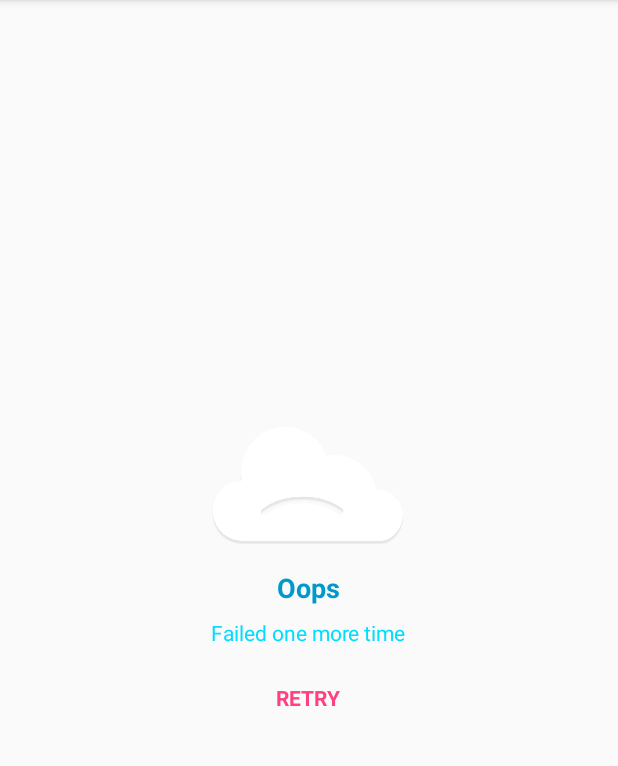
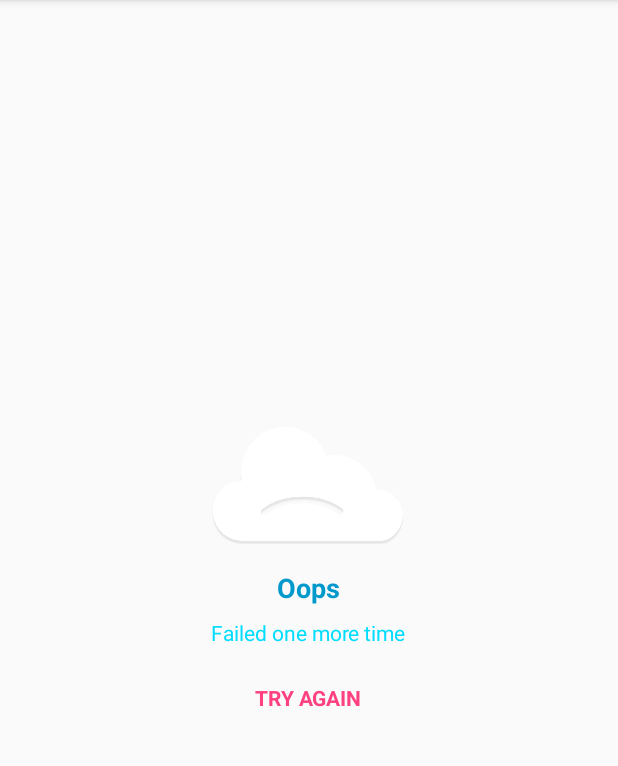
Before and after one commit to xiprox/ErrorView, an Android app: the screen it shows after launch (MainActivity), on a phone screen of 412 x 824 dp, the part 84-850 px from its top. Run offline under Robolectric (Android 15) with nearby library versions, the phone set to English and light mode, and no system bars.

Commit message:
Make it possible to set the retry button text in xml

```diff
--- a/library/src/main/java/tr/xip/errorview/ErrorView.java
+++ b/library/src/main/java/tr/xip/errorview/ErrorView.java
@@ -77,6 +77,7 @@ public class ErrorView extends LinearLayout {
         boolean mShowSubtitle;
         boolean mShowRetryButton;
 
+        String retryButtonText;
         int mRetryButtonBackground;
         int mRetryButtonTextColor;
 
@@ -93,6 +94,7 @@ public class ErrorView extends LinearLayout {
             mShowTitle = a.getBoolean(R.styleable.ErrorView_ev_showTitle, true);
             mShowSubtitle = a.getBoolean(R.styleable.ErrorView_ev_showSubtitle, true);
             mShowRetryButton = a.getBoolean(R.styleable.ErrorView_ev_showRetryButton, true);
+            retryButtonText = a.getString(R.styleable.ErrorView_ev_retryButtonText);
             mRetryButtonBackground = a.getResourceId(R.styleable.ErrorView_ev_retryButtonBackground,
                     R.drawable.error_view_retry_button_background);
             mRetryButtonTextColor = a.getColor(R.styleable.ErrorView_ev_retryButtonTextColor,
@@ -106,6 +108,9 @@ public class ErrorView extends LinearLayout {
 
             if (mSubtitle != null)
                 setSubtitle(mSubtitle);
+
+            if (retryButtonText != null)
+                mRetryButton.setText(retryButtonText);
 
             if (!mShowTitle)
                 mTitleTextView.setVisibility(GONE);
--- a/library/src/main/res/values/attrs.xml
+++ b/library/src/main/res/values/attrs.xml
@@ -9,6 +9,7 @@
         <attr name="ev_showTitle" format="boolean" />
         <attr name="ev_showSubtitle" format="boolean" />
         <attr name="ev_showRetryButton" format="boolean" />
+        <attr name="ev_retryButtonText" format="string" />
         <attr name="ev_retryButtonBackground" format="reference" />
         <attr name="ev_retryButtonTextColor" format="color" />
     </declare-styleable>
--- a/sample/src/main/res/layout/activity_main.xml
+++ b/sample/src/main/res/layout/activity_main.xml
@@ -17,5 +17,6 @@
         app:ev_subtitle="@string/error_subtitle_failed_one_more_time"
         app:ev_titleColor="@android:color/holo_blue_dark"
         app:ev_subtitleColor="@android:color/holo_blue_bright"
+        app:ev_retryButtonText="TRY AGAIN"
         app:ev_retryButtonTextColor="@color/apptheme_accent" />
 </RelativeLayout>
```
Also changed, not shown: 1 other file.
